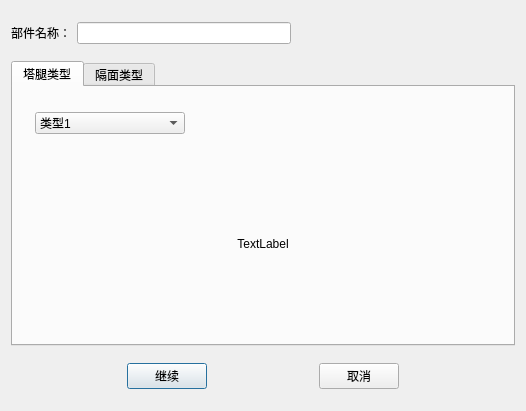
This is TW/ui_TowerLegType.ui in Shixuku/Tower-Visual as Qt 5 draws it before an edit. The edited form follows.
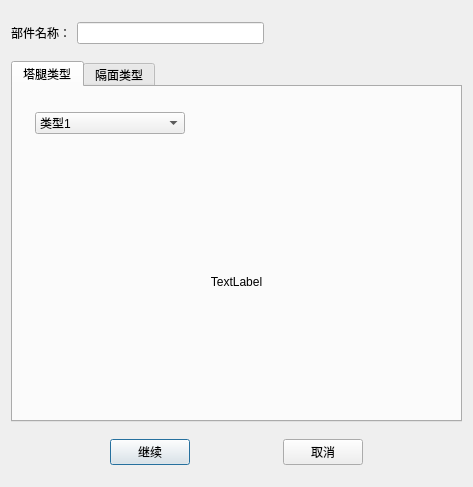
This is the edited form.

The edit to the form file:
```diff
--- a/TW/ui_TowerLegType.ui
+++ b/TW/ui_TowerLegType.ui
@@ -6,8 +6,8 @@
    <rect>
     <x>0</x>
     <y>0</y>
-    <width>526</width>
-    <height>411</height>
+    <width>473</width>
+    <height>487</height>
    </rect>
   </property>
   <property name="windowTitle">
```
